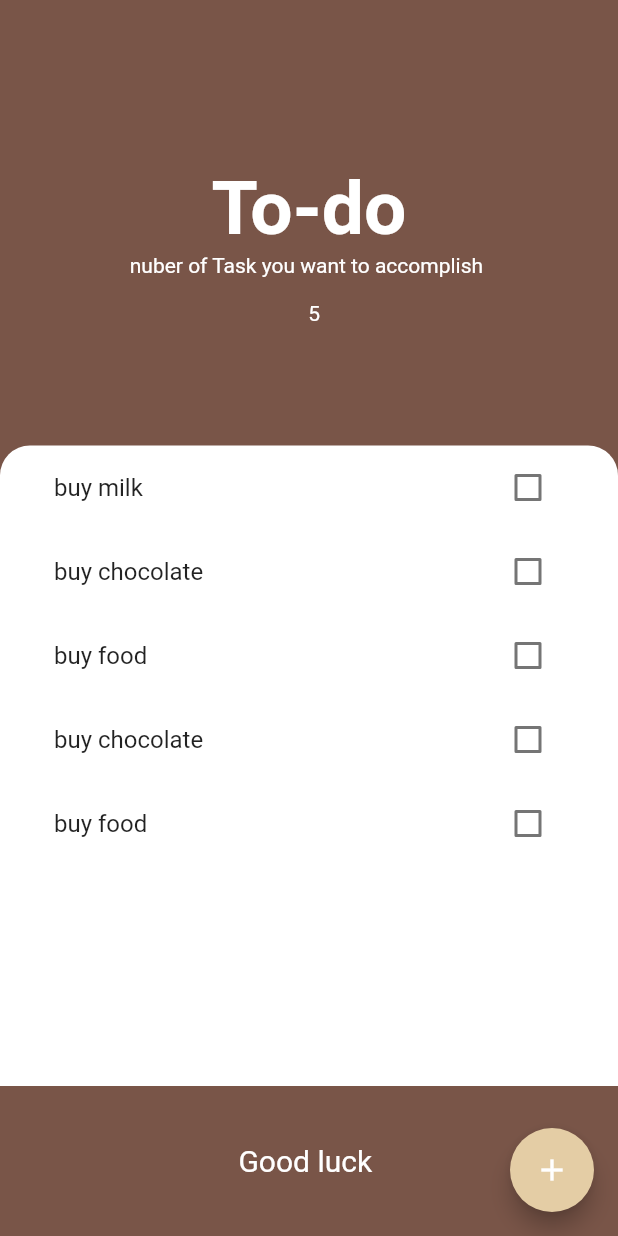
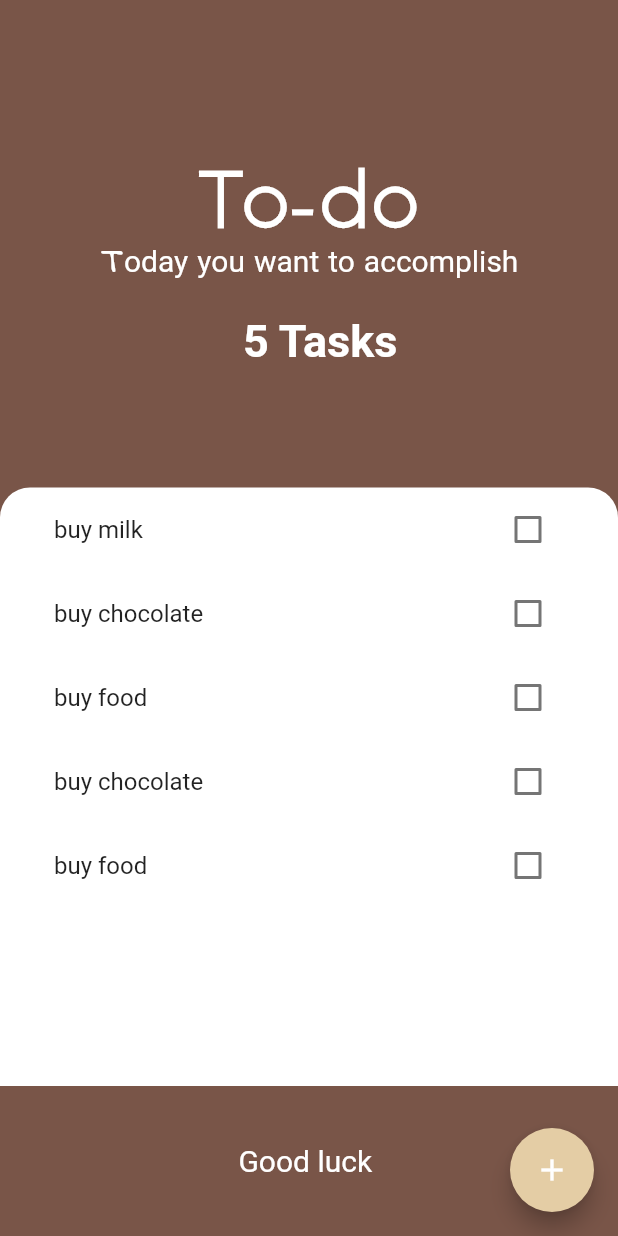
Before and after one commit to woynshetb/todoList, a Flutter app: the screen it shows after launch, on a phone screen of 412 x 824 dp. Run offline on Flutter 3.47's test engine with Material 2 defaults, Android fonts, the phone set to English and light mode, and no system bars.

Commit message:
updated the ui and added font asset to it

```diff
--- a/lib/screens/taskscreen.dart
+++ b/lib/screens/taskscreen.dart
@@ -36,18 +36,23 @@ class _TasksScreenState extends State<TasksScreen> {
                 child: Text(
                   "To-do",
                   style: TextStyle(
+                      fontFamily: "Kiros",
                       color: Colors.white,
                       fontSize: 50,
                       fontWeight: FontWeight.w700),
                 ),
               ),
               Text(
-                "nuber of Task you want to accomplish \n",
-                style: TextStyle(color: Colors.white),
+                "Today you want to accomplish\n",
+                style: TextStyle(
+                    fontSize: 20, fontFamily: "Chiret", color: Colors.white),
               ),
               Text(
-                "  ${Provider.of<TaskData>(context).listCount}",
-                style: TextStyle(color: Colors.white),
+                "  ${Provider.of<TaskData>(context).listCount} Tasks",
+                style: TextStyle(
+                    color: Colors.white,
+                    fontSize: 30,
+                    fontWeight: FontWeight.w700),
               ),
               SizedBox(
                 height: 50,
```
Also changed, not shown: pubspec.yaml (+10 -12 lines), assets/fonts/Chiret-Regular.ttf (added), assets/fonts/Kiros.ttf (added), assets/fonts/Overlock-Regular.ttf (added), assets/fonts/Signatra.ttf (added).
